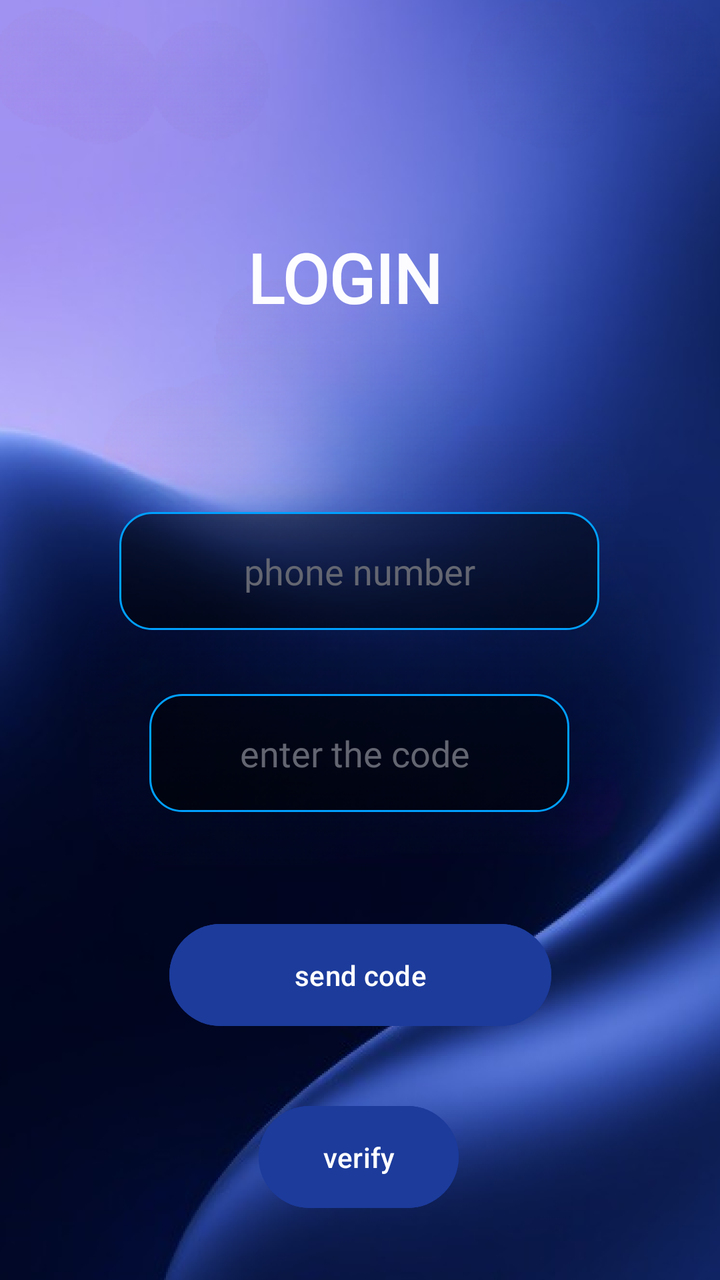
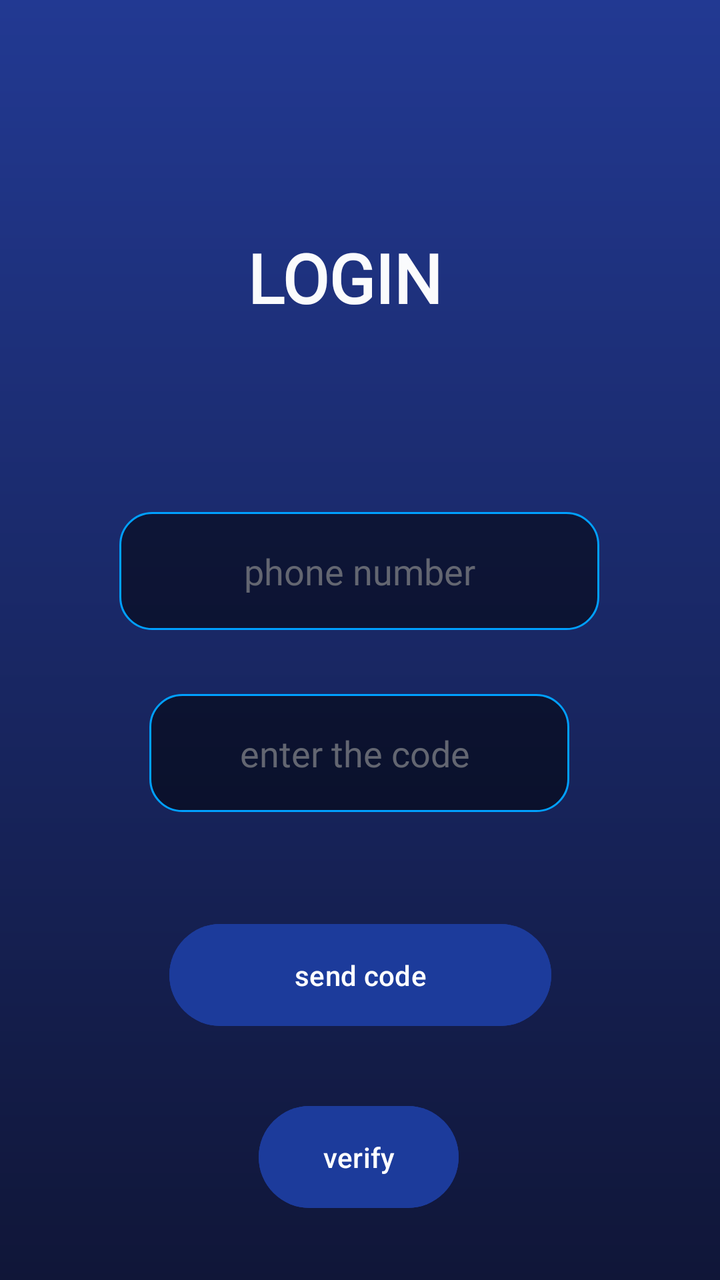

Compare the two renders of this Android layout. The source of the first and the diff that turns it into the second are given below.
<!-- AndroidManifest.xml: application theme Theme.Lasttele -->
<!-- res/layout/activity_main.xml -->
<?xml version="1.0" encoding="utf-8"?>
<androidx.constraintlayout.widget.ConstraintLayout xmlns:android="http://schemas.android.com/apk/res/android"
    xmlns:app="http://schemas.android.com/apk/res-auto"
    xmlns:tools="http://schemas.android.com/tools"
    android:id="@+id/main"
    android:layout_width="match_parent"
    android:layout_height="match_parent"
    android:background="@drawable/background_1"
    tools:context=".MainActivity">


    <Button
        android:id="@+id/button123"
        android:layout_width="191dp"
        android:layout_height="59dp"
        android:backgroundTint="#1C3B9B"
        android:color="#1C3B9B"
        android:onClick="onBtnClick"
        android:padding="16dp"
        android:text="send code"
        app:layout_constraintBottom_toBottomOf="parent"
        app:layout_constraintEnd_toEndOf="parent"
        app:layout_constraintStart_toStartOf="parent"
        app:layout_constraintTop_toBottomOf="@+id/codeid"
        app:layout_constraintVertical_bias="0.297" />

    <EditText
        android:id="@+id/editTextPhone2"
        android:layout_width="240dp"
        android:layout_height="59dp"
        android:layout_marginTop="256dp"
        android:background="@drawable/rounded_edittext"
        android:fontFamily="@font/inter_bold"
        android:hint="phone number"
        android:textColor="#FFFFFF"
        android:textAlignment="center"
        android:textColorHint="#636671"
        android:textColorLink="#2C2C45"
        app:layout_constraintEnd_toEndOf="parent"
        app:layout_constraintHorizontal_bias="0.497"
        app:layout_constraintStart_toStartOf="parent"
        app:layout_constraintTop_toTopOf="parent" />

    <EditText
        android:id="@+id/codeid"
        android:layout_width="210dp"
        android:layout_height="59dp"
        android:layout_marginTop="32dp"
        android:background="@drawable/rounded_edittext"
        android:ems="10"
        android:textColor="#FFFFFF"
        android:fontFamily="@font/inter_bold"
        android:hint="enter the code "
        android:inputType="text"
        android:textAlignment="center"
        android:textColorHint="#636671"
        app:layout_constraintEnd_toEndOf="parent"
        app:layout_constraintHorizontal_bias="0.497"
        app:layout_constraintStart_toStartOf="parent"
        app:layout_constraintTop_toBottomOf="@+id/editTextPhone2" />




    <Button
        android:id="@+id/verifyid"
        android:layout_width="100dp"
        android:layout_height="59dp"
        android:layout_marginTop="32dp"
        android:backgroundTint="#1C3B9B"
        android:onClick="onCodeClick"
        android:text="verify"
        app:layout_constraintEnd_toEndOf="parent"
        app:layout_constraintHorizontal_bias="0.498"
        app:layout_constraintStart_toStartOf="parent"
        app:layout_constraintTop_toBottomOf="@+id/button123" />

    <TextView
        android:id="@+id/textView"
        android:layout_width="112dp"
        android:layout_height="56dp"
        android:layout_marginTop="116dp"
        android:fontFamily="@font/inter_bold"
        android:text="LOGIN"
        android:textColor="#FAFFFFFF"
        android:textSize="34sp"
        android:textStyle="bold"
        app:layout_constraintEnd_toEndOf="parent"
        app:layout_constraintHorizontal_bias="0.498"
        app:layout_constraintStart_toStartOf="parent"
        app:layout_constraintTop_toTopOf="parent" />

    <ProgressBar
        android:id="@+id/progressBar2"
        style="?android:attr/progressBarStyle"
        android:layout_width="wrap_content"
        android:layout_height="wrap_content"
        android:layout_marginTop="52dp"
        android:visibility="invisible"
        app:layout_constraintBottom_toBottomOf="parent"
        app:layout_constraintEnd_toEndOf="parent"
        app:layout_constraintHorizontal_bias="0.498"
        app:layout_constraintStart_toStartOf="parent"
        app:layout_constraintTop_toBottomOf="@+id/verifyid"
        app:layout_constraintVertical_bias="0.0" />


</androidx.constraintlayout.widget.ConstraintLayout>
<!-- resources referenced by this layout -->
<resources>
  <!-- drawable background_1: png bitmap (drawable-xhdpi, 511664 bytes) -->
  <!-- drawable rounded_edittext (drawable) -->
  <shape xmlns:android="http://schemas.android.com/apk/res/android">
      
      <solid android:color="#80000000" /> 
  
      
      <corners android:radius="16dp" /> 
  
      
      <stroke
          android:width="1dp"
          android:color="#00A0FF" /> 
  </shape>
  <style name="Theme.Lasttele" parent="Base.Theme.Lasttele" />
  <style name="Base.Theme.Lasttele" parent="Theme.Material3.DayNight.NoActionBar">
          
  
          
      </style>
</resources>

<!-- the commit's change to res/layout/activity_main.xml (unified diff, before → after) -->
@@ -5,7 +5,8 @@
     android:id="@+id/main"
     android:layout_width="match_parent"
     android:layout_height="match_parent"
-    android:background="@drawable/background_1"
+    android:background="@drawable/gradient_background"
+    android:orientation="vertical"
     tools:context=".MainActivity">
 
 
<!-- resource entries referenced after the edit -->
@@ -1,6 +1,13 @@
 <!-- resources referenced by this layout -->
 <resources>
-  <!-- drawable background_1: png bitmap (drawable-xhdpi, 511664 bytes) -->
+  <!-- drawable gradient_background (drawable) -->
+  <?xml version="1.0" encoding="utf-8"?>
+  <shape xmlns:android="http://schemas.android.com/apk/res/android">
+      <gradient
+          android:startColor="#101638"
+          android:endColor="#223992"
+          android:angle="90"/>
+  </shape>
   <!-- drawable rounded_edittext (drawable) -->
   <shape xmlns:android="http://schemas.android.com/apk/res/android">
       
